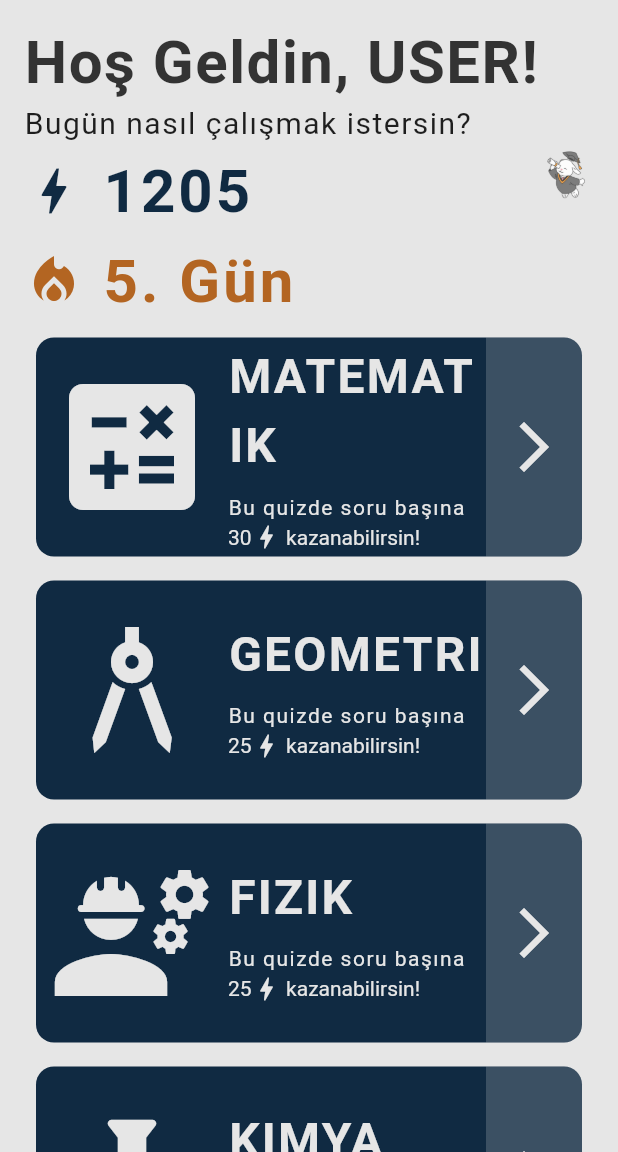
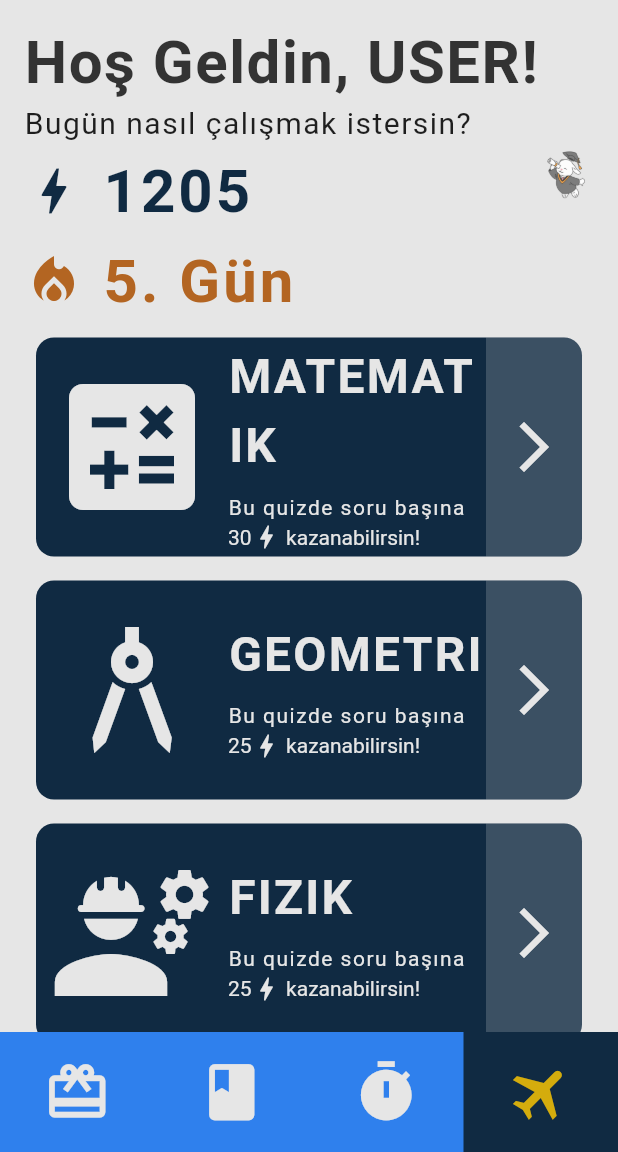
Before and after one commit to NisaDost/EduPilot, a Flutter app: the screen it shows after launch, on a phone screen of 412 x 824 dp, the part 84-1236 px from its top. Run offline on Flutter 3.47's test engine with Material 3 defaults, Android fonts, the phone set to English and light mode, and no system bars; our stand-ins replace firebase_core, flutter_riverpod, google_fonts, riverpod_annotation; accounts and stored records are empty; generated files the repository leaves out were written again; Roboto replaces fonts that are missing (Jomhuria).

Commit message:
add custom bottom bar

```diff
--- a/edupilot/lib/main.dart
+++ b/edupilot/lib/main.dart
@@ -1,4 +1,3 @@
-
 import 'package:edupilot/screens/home/home.dart';
 import 'package:edupilot/theme.dart';
 import 'package:flutter/material.dart';
--- a/edupilot/lib/screens/home/home.dart
+++ b/edupilot/lib/screens/home/home.dart
@@ -1,6 +1,7 @@
 import 'package:edupilot/providers/quiz_provider.dart';
+import 'package:edupilot/shared/custom_bottom_bar.dart';
 import 'package:edupilot/widgets/quiz_card.dart';
-import 'package:edupilot/shared/styled_app_bar.dart';
+import 'package:edupilot/shared/custom_app_bar.dart';
 import 'package:edupilot/shared/styled_text.dart';
 import 'package:edupilot/theme.dart';
 import 'package:flutter/material.dart';
@@ -15,7 +16,7 @@ class Home extends ConsumerWidget {
     final quizes = ref.watch(quizesProvider);
 
     return Scaffold(
-      appBar: StyledAppBar(),
+      appBar: CustomAppBar(),
       body: SingleChildScrollView(
         padding: const EdgeInsets.all(16),
         child: Column(
@@ -41,7 +42,7 @@ class Home extends ConsumerWidget {
                           color: AppColors.primaryAccent,
                           size: 40,
                         ),
-                        SizedBox(width: 12),
+                        const SizedBox(width: 12),
                         StyledTitle('1205', AppColors.primaryAccent),
                       ],
                     ),
@@ -53,7 +54,7 @@ class Home extends ConsumerWidget {
                           color: AppColors.secondaryAccent,
                           size: 40,
                         ),
-                        SizedBox(width: 12),
+                        const SizedBox(width: 12),
                         StyledTitle('5. Gün', AppColors.secondaryAccent),
                       ],
                     ),
@@ -87,6 +88,7 @@ class Home extends ConsumerWidget {
           ],
         ),
       ),
+      bottomNavigationBar: CustomBottomBar()
     );
   }
 }
--- a/edupilot/lib/shared/styled_app_bar.dart
+++ b/edupilot/lib/shared/custom_app_bar.dart
@@ -2,8 +2,8 @@ import 'package:edupilot/shared/styled_text.dart';
 import 'package:edupilot/theme.dart';
 import 'package:flutter/material.dart';
 
-class StyledAppBar extends StatelessWidget implements PreferredSizeWidget {
-  const StyledAppBar({super.key});
+class CustomAppBar extends StatelessWidget implements PreferredSizeWidget {
+  const CustomAppBar({super.key});
 
   @override
   Widget build(BuildContext context) {
--- /dev/null
+++ b/edupilot/lib/shared/custom_bottom_bar.dart
@@ -0,0 +1,83 @@
+import 'package:edupilot/screens/home/home.dart';
+import 'package:edupilot/screens/login_register/demo.dart';
+import 'package:edupilot/theme.dart';
+import 'package:flutter/material.dart';
+
+class CustomBottomBar extends StatefulWidget {
+  const CustomBottomBar({super.key});
+
+  @override
+  State<CustomBottomBar> createState() => _CustomBottomBarState();
+}
+
+class _CustomBottomBarState extends State<CustomBottomBar> {
+  int selectedIndex = 3; // Default selected icon
+
+  @override
+  Widget build(BuildContext context) {
+    return BottomAppBar(
+      padding: EdgeInsets.all(0),
+      color: AppColors.primaryColor,
+      child: Container(
+        color: AppColors.primaryColor,
+        child: Row(
+          mainAxisAlignment: MainAxisAlignment.spaceAround,
+          children: [
+            _buildBarItem(Icons.card_giftcard, 0),
+            _buildBarItem(Icons.book, 1),
+            _buildBarItem(Icons.timer, 2),
+            _buildBarItem(Icons.airplanemode_active, 3, rotate: true),
+          ],
+        ),
+      ),
+    );
+  }
+
+  Widget _buildBarItem(IconData icon, int index, {bool rotate = false}) {
+    bool isActive = selectedIndex == index;
+
+    return Expanded(
+      child: GestureDetector(
+        onTap: () {
+          setState(() {
+            selectedIndex = index;
+            switch (selectedIndex) {
+              case 0: // redeem
+
+                break;
+              case 1: // ajanda
+
+                break;
+              case 2: // simulation
+                Navigator.push(context, MaterialPageRoute(
+                  builder: (ctx) => const Demo())
+                );
+                break;
+              case 3: // Home
+                Navigator.push(context, MaterialPageRoute(
+                  builder: (ctx) => const Home())
+                );
+                break;
+              default:
+            }
+          });
+        },
+        child: Container(
+          decoration: BoxDecoration(
+            color: isActive ? AppColors.primaryAccent : Colors.transparent,
+          ),
+          child: Center(
+            child: Transform.rotate(
+              angle: rotate ? 0.785 : 0, // 45 degrees rotation for airplane icon
+              child: Icon(
+                icon,
+                color: isActive ? AppColors.highlightColor : AppColors.backgroundColor,
+                size: 45, // Slightly reduce icon size for better fit
+              ),
+            ),
+          ),
+        ),
+      ),
+    );
+  }
+}
```
Also changed, not shown: edupilot/lib/screens/login_register/demo.dart (added, +16 -0 lines).
